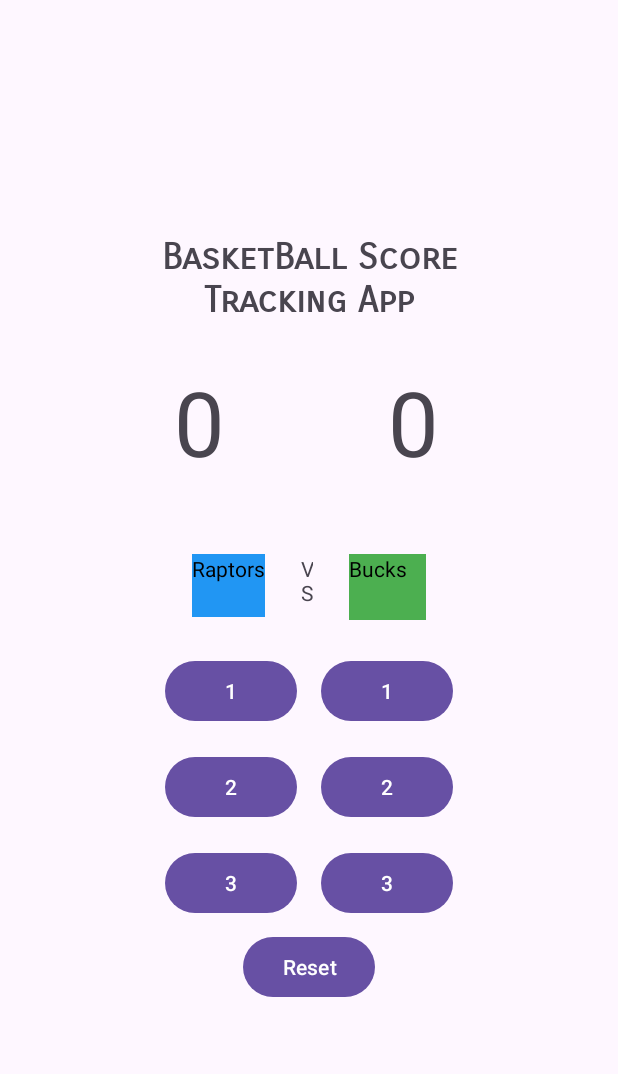
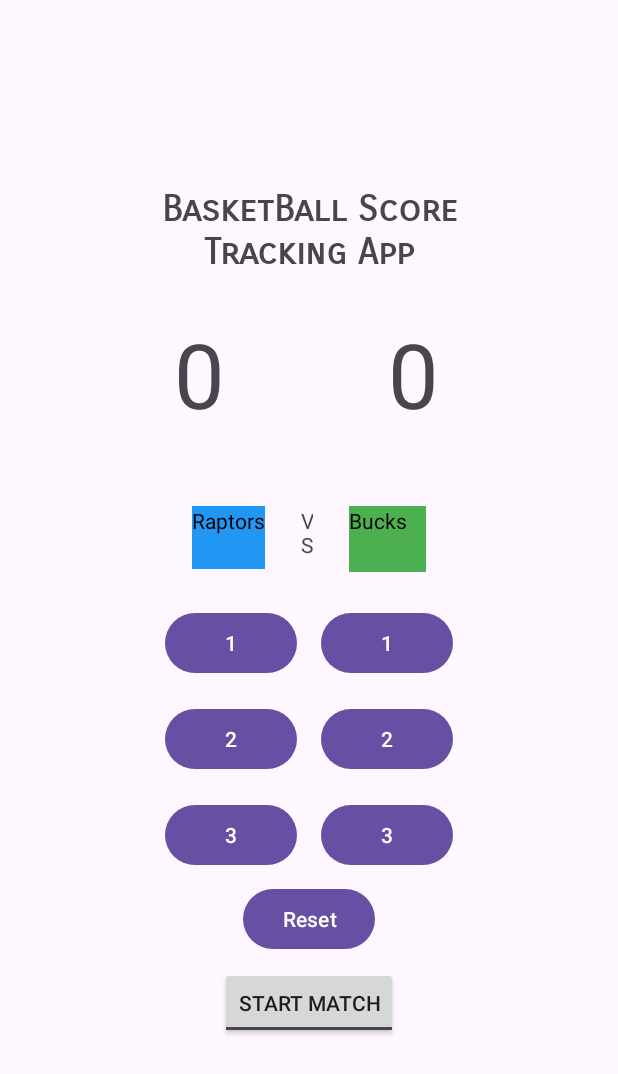
Before and after one commit to majidpawar9/BasketBallScoreTrackingApp, an Android app: the screen it shows after launch (MainActivity), on a phone screen of 412 x 824 dp. Shown: the top 1074 px of the screen. Run offline under Robolectric (Android 15) with nearby library versions, the phone set to English and light mode, and no system bars.

Commit message:
Added toggle button and added event to it

```diff
--- a/app/src/main/java/com/majid/scorekeepingapp/MainActivity.kt
+++ b/app/src/main/java/com/majid/scorekeepingapp/MainActivity.kt
@@ -4,18 +4,21 @@ import androidx.appcompat.app.AppCompatActivity
 import android.os.Bundle
 import android.widget.Button
 import android.widget.TextView
+import android.widget.Toast
+import android.widget.ToggleButton
 
 class MainActivity : AppCompatActivity() {
     //used lateinit to keep to property from being initialized
-    private lateinit var team1Button1Pointer:Button
-    private lateinit var team2Button1Pointer:Button
-    private lateinit var team1Button2Pointer:Button
-    private lateinit var team2Button2Pointer:Button
-    private lateinit var team1Button3Pointer:Button
-    private lateinit var team2Button3Pointer:Button
-    private lateinit var reset:Button
-    private lateinit var team1Score:TextView
-    private lateinit var team2Score:TextView
+    private lateinit var team1Button1Pointer: Button
+    private lateinit var team2Button1Pointer: Button
+    private lateinit var team1Button2Pointer: Button
+    private lateinit var team2Button2Pointer: Button
+    private lateinit var team1Button3Pointer: Button
+    private lateinit var team2Button3Pointer: Button
+    private lateinit var reset: Button
+    private lateinit var team1Score: TextView
+    private lateinit var team2Score: TextView
+    private lateinit var toggleButton: ToggleButton
     override fun onCreate(savedInstanceState: Bundle?) {
         super.onCreate(savedInstanceState)
         setContentView(R.layout.activity_main)
@@ -28,6 +31,7 @@ class MainActivity : AppCompatActivity() {
         team1Button3Pointer = findViewById(R.id.teamone3pointer)
         team2Button3Pointer = findViewById(R.id.teamtwo3pointer)
         reset = findViewById(R.id.resetButton)
+        toggleButton = findViewById(R.id.toggleButton)
         team1Score = findViewById(R.id.team1Score)
         team2Score = findViewById(R.id.team2Score)
 
@@ -36,41 +40,61 @@ class MainActivity : AppCompatActivity() {
         var team2Scored = 0
 
         //onclick events
-        team1Button1Pointer.setOnClickListener{
+        team1Button1Pointer.setOnClickListener {
 
-            team1Scored +=1
+            team1Scored += 1
             team1Score.text = team1Scored.toString()
         }
-        team2Button1Pointer.setOnClickListener{
-            team2Scored +=1
+        team2Button1Pointer.setOnClickListener {
+            team2Scored += 1
             team2Score.text = team2Scored.toString()
         }
-        team1Button2Pointer.setOnClickListener{
+        team1Button2Pointer.setOnClickListener {
 
-            team1Scored +=2
+            team1Scored += 2
             team1Score.text = team1Scored.toString()
         }
-        team2Button2Pointer.setOnClickListener{
-            team2Scored +=2
+        team2Button2Pointer.setOnClickListener {
+            team2Scored += 2
             team2Score.text = team2Scored.toString()
         }
-        team1Button3Pointer.setOnClickListener{
+        team1Button3Pointer.setOnClickListener {
 
-            team1Scored +=3
+            team1Scored += 3
             team1Score.text = team1Scored.toString()
         }
-        team2Button3Pointer.setOnClickListener{
-            team2Scored +=3
+        team2Button3Pointer.setOnClickListener {
+            team2Scored += 3
             team2Score.text = team2Scored.toString()
         }
 
         //will reset the game
-        reset.setOnClickListener{
+        reset.setOnClickListener {
             team1Scored = 0
             team2Scored = 0
             team1Score.text = team1Scored.toString()
             team2Score.text = team2Scored.toString()
         }
+        toggleButton.setOnClickListener {
+            var checked = toggleButton.isChecked
+            if (checked) {
+                Toast.makeText(this, "Match has started", Toast.LENGTH_SHORT).show()
+                team1Scored = 0
+                team2Scored = 0
+                team1Score.text = team1Scored.toString()
+                team2Score.text = team2Scored.toString()
+            } else {
+                Toast.makeText(
+                    this,
+                    "Match has ended, The final score was ${team1Scored}-${team2Scored}",
+                    Toast.LENGTH_SHORT
+                ).show()
+                team1Scored = 0
+                team2Scored = 0
+                team1Score.text = team1Scored.toString()
+                team2Score.text = team2Scored.toString()
+            }
+        }
     }
 
 }
--- a/app/src/main/res/layout/activity_main.xml
+++ b/app/src/main/res/layout/activity_main.xml
@@ -151,4 +151,15 @@
         android:layout_width="wrap_content"
         android:layout_height="wrap_content"
         android:text="@string/reset" />
+
+    <ToggleButton
+        android:id="@+id/toggleButton"
+        android:layout_width="wrap_content"
+        android:layout_height="wrap_content"
+        android:layout_margin="8dp"
+        android:layout_marginStart="8dp"
+        android:textOn="End Match"
+        android:textOff="Start Match" />/>
+
+
 </LinearLayout>
```
